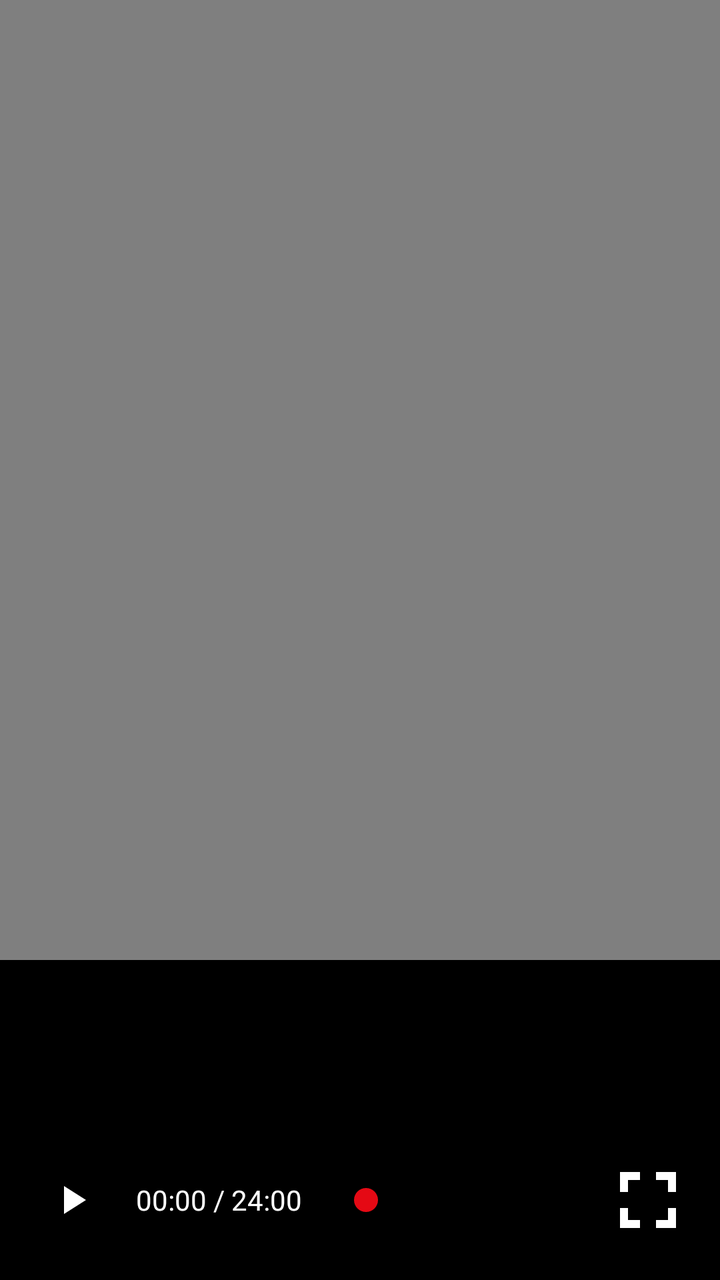
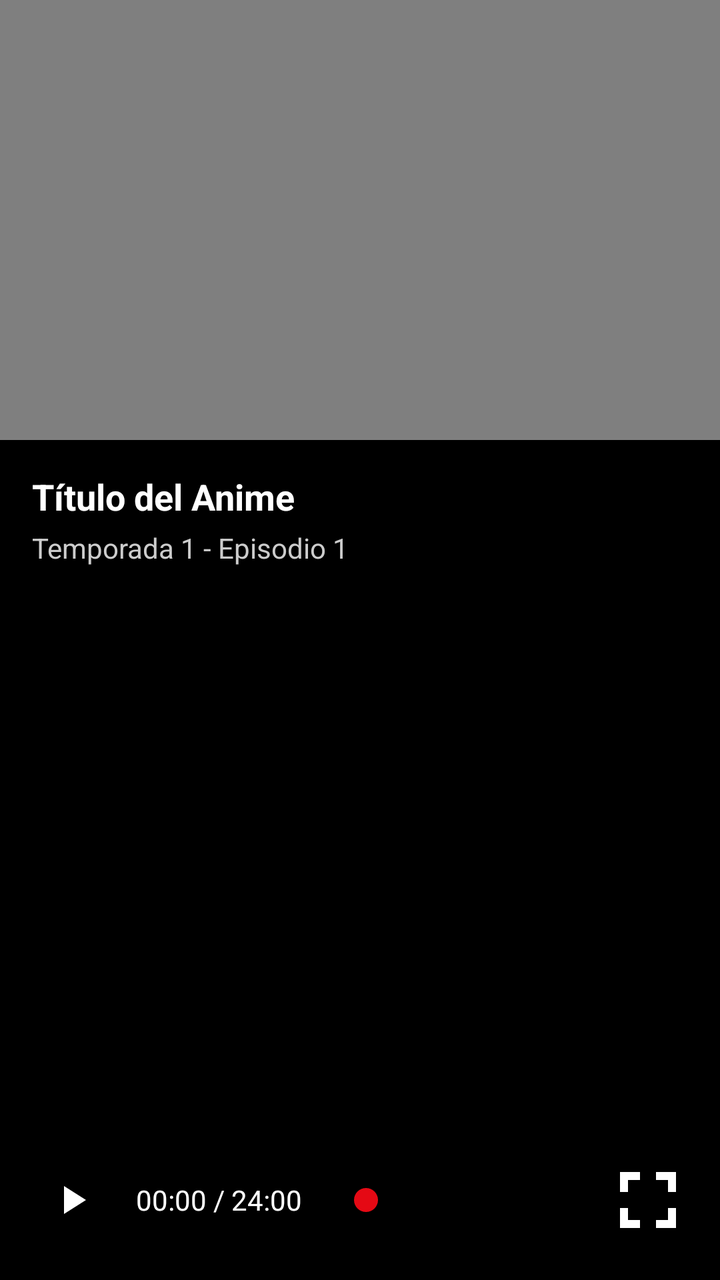

Before-and-after screenshots of an Android layout around one commit, followed by the original layout XML and the change that was made.
<!-- AndroidManifest.xml: application theme Theme.Anime -->
<!-- res/layout/activity_video.xml -->
<?xml version="1.0" encoding="utf-8"?>
<androidx.constraintlayout.widget.ConstraintLayout xmlns:android="http://schemas.android.com/apk/res/android"
    android:layout_width="match_parent"
    android:layout_height="match_parent"
    xmlns:app="http://schemas.android.com/apk/res-auto"
    android:background="#000">

    
    <VideoView
        android:id="@+id/videoView"
        android:layout_width="0dp"
        android:layout_height="0dp"
        android:layout_marginBottom="80dp"
        android:background="#111"
        app:layout_constraintBottom_toTopOf="@+id/bottomBar"
        app:layout_constraintEnd_toEndOf="parent"
        app:layout_constraintStart_toStartOf="parent"
        app:layout_constraintTop_toTopOf="parent" />

    
    <ImageView
        android:id="@+id/playButtonOverlay"
        android:layout_width="100dp"
        android:layout_height="100dp"
        android:src="@drawable/ic_play_circle"
        android:visibility="gone"
        app:layout_constraintTop_toTopOf="@+id/videoView"
        app:layout_constraintBottom_toBottomOf="@+id/videoView"
        app:layout_constraintStart_toStartOf="parent"
        app:layout_constraintEnd_toEndOf="parent" />

    
    <LinearLayout
        android:id="@+id/bottomBar"
        android:layout_width="0dp"
        android:layout_height="80dp"
        android:orientation="horizontal"
        android:gravity="center_vertical"
        android:padding="16dp"
        android:background="#000"
        app:layout_constraintBottom_toBottomOf="parent"
        app:layout_constraintStart_toStartOf="parent"
        app:layout_constraintEnd_toEndOf="parent">

        
        <ImageButton
            android:id="@+id/playPauseButton"
            android:layout_width="40dp"
            android:layout_height="40dp"
            android:background="@android:color/transparent"
            android:src="@drawable/ic_play"
            app:tint="#fff" />

        
        <TextView
            android:id="@+id/timeText"
            android:layout_width="wrap_content"
            android:layout_height="wrap_content"
            android:text="00:00 / 24:00"
            android:textColor="#fff"
            android:textSize="14sp"
            android:layout_marginStart="12dp"/>

        
        <SeekBar
            android:id="@+id/seekBar"
            android:layout_width="0dp"
            android:layout_height="wrap_content"
            android:layout_weight="1"
            android:layout_marginStart="16dp"
            android:layout_marginEnd="16dp"
            android:progress="0"
            android:progressTint="#e50914"
            android:thumbTint="#e50914"
            android:max="100" />

        
        <ImageButton
            android:id="@+id/fullscreenButton"
            android:layout_width="40dp"
            android:layout_height="40dp"
            android:background="@android:color/transparent"
            android:src="@drawable/ic_fullscreen"
            app:tint="#fff" />
    </LinearLayout>
</androidx.constraintlayout.widget.ConstraintLayout>
<!-- resources referenced by this layout -->
<resources>
  <!-- drawable ic_fullscreen (drawable) -->
  <?xml version="1.0" encoding="utf-8"?>
  <vector xmlns:android="http://schemas.android.com/apk/res/android"
      android:width="48dp"
      android:height="48dp"
      android:viewportWidth="24"
      android:viewportHeight="24">
  
      <path
          android:fillColor="#FFFFFF"
          android:pathData="M7,14H5v5h5v-2H7v-3zm0,-4h0V7h3V5H5v5zm10,4v3h-3v2h5v-5h-2zm-3,-9v2h3v3h2V5h-5z"/>
  </vector>
  <!-- drawable ic_play (drawable) -->
  <?xml version="1.0" encoding="utf-8"?>
  <vector xmlns:android="http://schemas.android.com/apk/res/android"
      android:width="24dp" android:height="24dp" android:viewportWidth="24"
      android:viewportHeight="24">
      <path
          android:fillColor="#FFFFFFFF"
          android:pathData="M8,5v14l11,-7z" />
  </vector>
  <!-- drawable ic_play_circle (drawable) -->
  <?xml version="1.0" encoding="utf-8"?>
  <vector xmlns:android="http://schemas.android.com/apk/res/android"
      android:width="100dp" android:height="100dp" android:viewportWidth="100"
      android:viewportHeight="100">
      <group>
          <path
              android:fillColor="#88FFFFFF"
              android:pathData="M50,0a50,50 0 1,0 0.01,0z" />
          <path
              android:fillColor="#FFFFFFFF"
              android:pathData="M40,30l30,20l-30,20z" />
      </group>
  </vector>
  <style name="Theme.Anime" parent="Theme.MaterialComponents.DayNight.DarkActionBar">
          
          <item name="colorPrimary">@color/purple_500</item>
          <item name="colorPrimaryVariant">@color/purple_700</item>
          <item name="colorOnPrimary">@color/white</item>
          
          <item name="colorSecondary">@color/teal_200</item>
          <item name="colorSecondaryVariant">@color/teal_700</item>
          <item name="colorOnSecondary">@color/black</item>
          
          <item name="android:statusBarColor">?attr/colorPrimaryVariant</item>
          
      </style>
  <color name="purple_500">#FF6200EE</color>
  <color name="purple_700">#FF3700B3</color>
  <color name="white">#FFFFFFFF</color>
  <color name="teal_200">#FF03DAC5</color>
  <color name="teal_700">#FF018786</color>
  <color name="black">#FF000000</color>
</resources>

<!-- the commit's change to res/layout/activity_video.xml (unified diff, before → after) -->
@@ -1,33 +1,48 @@
 <?xml version="1.0" encoding="utf-8"?>
 <androidx.constraintlayout.widget.ConstraintLayout xmlns:android="http://schemas.android.com/apk/res/android"
+    xmlns:app="http://schemas.android.com/apk/res-auto"
+    android:background="#000"
     android:layout_width="match_parent"
-    android:layout_height="match_parent"
-    xmlns:app="http://schemas.android.com/apk/res-auto"
-    android:background="#000">
+    android:layout_height="match_parent">
 
     
     <VideoView
         android:id="@+id/videoView"
         android:layout_width="0dp"
-        android:layout_height="0dp"
-        android:layout_marginBottom="80dp"
-        android:background="#111"
-        app:layout_constraintBottom_toTopOf="@+id/bottomBar"
-        app:layout_constraintEnd_toEndOf="parent"
+        android:layout_height="220dp"
+        app:layout_constraintTop_toTopOf="parent"
         app:layout_constraintStart_toStartOf="parent"
-        app:layout_constraintTop_toTopOf="parent" />
+        app:layout_constraintEnd_toEndOf="parent" />
 
     
-    <ImageView
-        android:id="@+id/playButtonOverlay"
-        android:layout_width="100dp"
-        android:layout_height="100dp"
-        android:src="@drawable/ic_play_circle"
-        android:visibility="gone"
-        app:layout_constraintTop_toTopOf="@+id/videoView"
-        app:layout_constraintBottom_toBottomOf="@+id/videoView"
+    <LinearLayout
+        android:id="@+id/infoContainer"
+        android:layout_width="0dp"
+        android:layout_height="wrap_content"
+        android:orientation="vertical"
+        android:padding="16dp"
+        app:layout_constraintTop_toBottomOf="@id/videoView"
         app:layout_constraintStart_toStartOf="parent"
-        app:layout_constraintEnd_toEndOf="parent" />
+        app:layout_constraintEnd_toEndOf="parent">
+
+        <TextView
+            android:id="@+id/animeTitle"
+            android:layout_width="wrap_content"
+            android:layout_height="wrap_content"
+            android:text="Título del Anime"
+            android:textColor="#FFFFFF"
+            android:textSize="18sp"
+            android:textStyle="bold"/>
+
+        <TextView
+            android:id="@+id/episodeInfo"
+            android:layout_width="wrap_content"
+            android:layout_height="wrap_content"
+            android:text="Temporada 1 - Episodio 1"
+            android:textColor="#CCCCCC"
+            android:textSize="14sp"
+            android:layout_marginTop="4dp"/>
+    </LinearLayout>
 
     
     <LinearLayout
@@ -42,7 +57,6 @@
         app:layout_constraintStart_toStartOf="parent"
         app:layout_constraintEnd_toEndOf="parent">
 
-        
         <ImageButton
             android:id="@+id/playPauseButton"
             android:layout_width="40dp"
@@ -51,7 +65,6 @@
             android:src="@drawable/ic_play"
             app:tint="#fff" />
 
-        
         <TextView
             android:id="@+id/timeText"
             android:layout_width="wrap_content"
@@ -61,7 +74,6 @@
             android:textSize="14sp"
             android:layout_marginStart="12dp"/>
 
-        
         <SeekBar
             android:id="@+id/seekBar"
             android:layout_width="0dp"
@@ -74,7 +86,6 @@
             android:thumbTint="#e50914"
             android:max="100" />
 
-        
         <ImageButton
             android:id="@+id/fullscreenButton"
             android:layout_width="40dp"
<!-- resource entries referenced after the edit -->
@@ -21,20 +21,6 @@
           android:fillColor="#FFFFFFFF"
           android:pathData="M8,5v14l11,-7z" />
   </vector>
-  <!-- drawable ic_play_circle (drawable) -->
-  <?xml version="1.0" encoding="utf-8"?>
-  <vector xmlns:android="http://schemas.android.com/apk/res/android"
-      android:width="100dp" android:height="100dp" android:viewportWidth="100"
-      android:viewportHeight="100">
-      <group>
-          <path
-              android:fillColor="#88FFFFFF"
-              android:pathData="M50,0a50,50 0 1,0 0.01,0z" />
-          <path
-              android:fillColor="#FFFFFFFF"
-              android:pathData="M40,30l30,20l-30,20z" />
-      </group>
-  </vector>
   <style name="Theme.Anime" parent="Theme.MaterialComponents.DayNight.DarkActionBar">
           
           <item name="colorPrimary">@color/purple_500</item>
